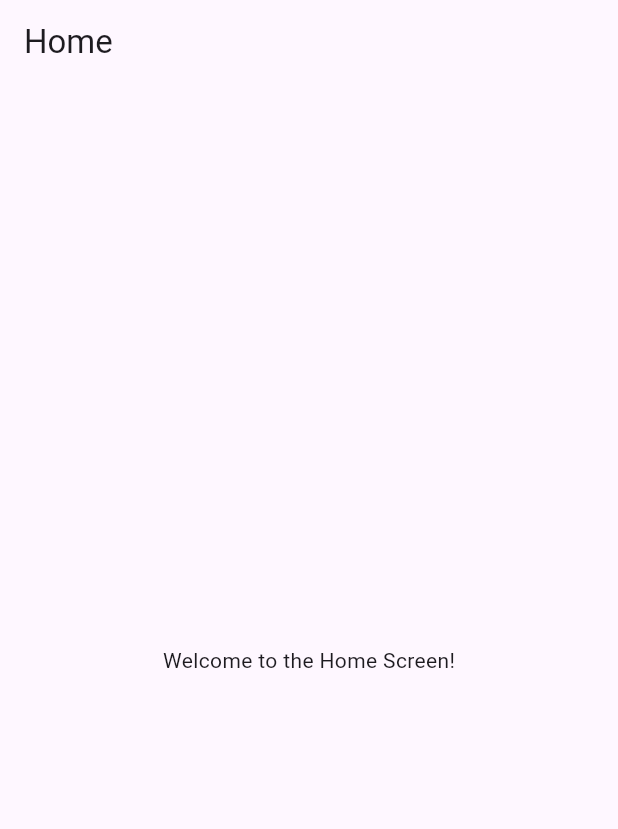
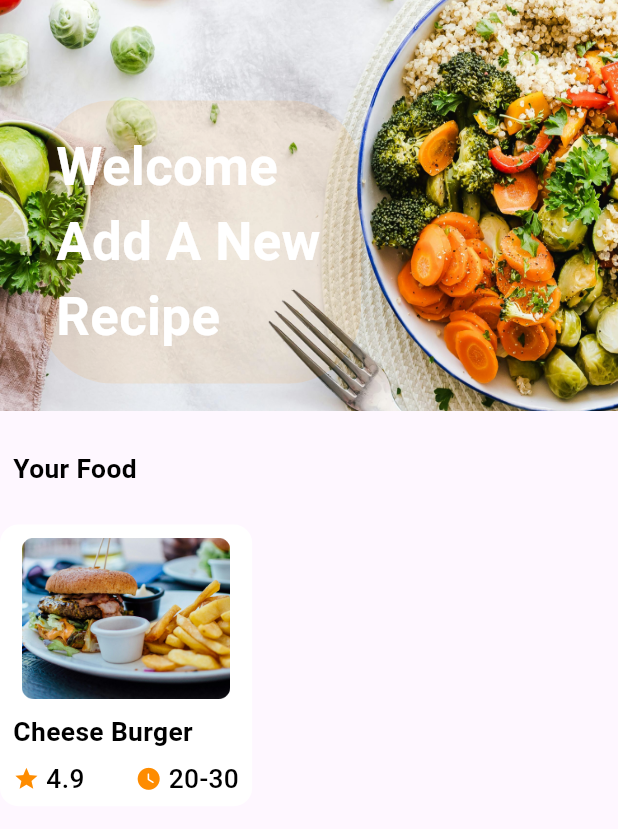
Before and after one commit to KhaledBahjat/meal_app, a Flutter app: the HomeScreen screen opened by its route, on a phone screen of 412 x 824 dp. Shown: the top 829 px of the screen. Run offline on Flutter 3.47's test engine with Material 3 defaults, Android fonts, the phone set to English and light mode, and no system bars; our stand-ins replace carousel_slider, dots_indicator, flutter_screenutil, go_router, shared_preferences; accounts and stored records are empty.

Commit message:
Home screen ui done

```diff
--- a/meal_app/lib/core/routing/routing_generator.dart
+++ b/meal_app/lib/core/routing/routing_generator.dart
@@ -1,7 +1,7 @@
-import 'package:go_router/go_router.dart';
 import 'package:meal_app/core/routing/app_routs.dart';
 import 'package:meal_app/screens/home/home_screen.dart';
 import 'package:meal_app/screens/on_bording_screen/on_boarding_screen.dart';
+import 'package:go_router/go_router.dart';
 
 class RoutingGenerator {
   static GoRouter goRouter = GoRouter(
--- a/meal_app/lib/core/themes/app_assets.dart
+++ b/meal_app/lib/core/themes/app_assets.dart
@@ -2,4 +2,6 @@ class AppAssets {
   static const String assetsPath = 'assets/images/';
   static const String onboardingBackground =
       '${assetsPath}onboardingbackground.png';
+  static const String homeBackground = '${assetsPath}homeScreenImage.png';
+  static const String exampleImage = '${assetsPath}example.png';
 }
--- a/meal_app/lib/core/themes/app_text_styling.dart
+++ b/meal_app/lib/core/themes/app_text_styling.dart
@@ -1,10 +1,10 @@
 import 'package:flutter/widgets.dart';
+import 'package:meal_app/core/themes/app_colors.dart';
 
 import 'package:flutter_screenutil/flutter_screenutil.dart';
-import 'package:meal_app/core/themes/app_colors.dart';
 
 class AppTextStyling {
-  static  TextStyle headLineTitle = TextStyle(
+  static TextStyle headLineTitle = TextStyle(
     fontSize: 32.sp,
     fontWeight: FontWeight.w600,
     color: AppColors.secondary,
--- a/meal_app/lib/main.dart
+++ b/meal_app/lib/main.dart
@@ -1,9 +1,9 @@
 import 'package:flutter/material.dart';
-import 'package:flutter_screenutil/flutter_screenutil.dart';
 import 'package:meal_app/core/routing/routing_generator.dart';
 import 'package:meal_app/screens/on_bording_screen/on_boarding_services/on_boarding_services.dart';
+import 'package:flutter_screenutil/flutter_screenutil.dart';
 
-void main() async{
+void main() async {
   WidgetsFlutterBinding.ensureInitialized();
   await OnBoardingServices.initializeShaeredPrefs();
   runApp(const MealApp());
@@ -22,6 +22,5 @@ class MealApp extends StatelessWidget {
         );
       },
     );
-
   }
 }
--- a/meal_app/lib/screens/home/home_screen.dart
+++ b/meal_app/lib/screens/home/home_screen.dart
@@ -1,16 +1,39 @@
 import 'package:flutter/material.dart';
+import 'package:meal_app/core/themes/app_text_styling.dart';
+import 'package:meal_app/screens/home/widget/custom_top_home_part.dart';
+import 'package:meal_app/screens/home/widget/food_item_widget.dart';
+import 'package:flutter_screenutil/flutter_screenutil.dart';
 
 class HomeScreen extends StatelessWidget {
   const HomeScreen({super.key});
 
   @override
   Widget build(BuildContext context) {
-    return Scaffold(
-      appBar: AppBar(
-        title: const Text('Home'),
-      ),
-      body: const Center(
-        child: Text('Welcome to the Home Screen!'),
+    return SafeArea(
+      child: Scaffold(
+        body: Column(
+          crossAxisAlignment: CrossAxisAlignment.start,
+          children: [
+            CustomTopHomePartWidget(),
+            SizedBox(height: 25.h),
+            Column(
+              crossAxisAlignment: CrossAxisAlignment.start,
+              children: [
+                Padding(
+                  padding: EdgeInsets.only(left: 8.sp),
+                  child: Text(
+                    'Your Food',
+                    style: AppTextStyling.blackMedium16.copyWith(
+                      fontWeight: FontWeight.w600,
+                    ),
+                  ),
+                ),
+                SizedBox(height: 25.h),
+                FoodItem(rate: '4.9', time: '20-30', title: 'Cheese Burger'),
+              ],
+            ),
+          ],
+        ),
       ),
     );
   }
--- /dev/null
+++ b/meal_app/lib/screens/home/widget/custom_top_home_part.dart
@@ -0,0 +1,45 @@
+import 'package:flutter/material.dart';
+import 'package:meal_app/core/themes/app_assets.dart';
+import 'package:meal_app/core/themes/app_colors.dart';
+import 'package:meal_app/core/themes/app_text_styling.dart';
+import 'package:flutter_screenutil/flutter_screenutil.dart';
+
+
+class CustomTopHomePartWidget extends StatelessWidget {
+  const CustomTopHomePartWidget({
+    super.key,
+  });
+
+  @override
+  Widget build(BuildContext context) {
+    return Stack(
+      children: [
+        Image.asset(
+          AppAssets.homeBackground,
+          width: double.infinity,
+          height: 270.h,
+          fit: BoxFit.fill,
+        ),
+        Positioned(
+          bottom: 18.h,
+          left: 24.w,
+          child: Container(
+            padding: EdgeInsets.all(10.sp),
+            width: 195.w,
+            height: 186.h,
+            decoration: BoxDecoration(
+              color: AppColors.primary.withOpacity(0.1),
+              borderRadius: BorderRadius.circular(48.r),
+            ),
+            alignment: Alignment.center,
+            child: Text(
+              'Welcome\nAdd A New Recipe',
+              style: AppTextStyling.headLineTitle,
+              textAlign: TextAlign.left,
+            ),
+          ),
+        ),
+      ],
+    );
+  }
+}
--- /dev/null
+++ b/meal_app/lib/screens/home/widget/food_item_widget.dart
@@ -0,0 +1,77 @@
+import 'package:flutter/material.dart';
+import 'package:meal_app/core/themes/app_assets.dart';
+import 'package:meal_app/core/themes/app_colors.dart';
+import 'package:meal_app/core/themes/app_text_styling.dart';
+import 'package:flutter_screenutil/flutter_screenutil.dart';
+
+
+class FoodItem extends StatelessWidget {
+  const FoodItem({
+    super.key,
+    required this.title,
+    required this.rate,
+    required this.time,
+  });
+  final String title;
+  final String rate;
+  final String time;
+  @override
+  Widget build(BuildContext context) {
+    return Container(
+      padding: EdgeInsets.all(8.sp),
+      width: 153.w,
+      height: 185.h,
+      decoration: BoxDecoration(
+        color: AppColors.secondary,
+        borderRadius: BorderRadius.circular(12.r),
+      ),
+      child: Column(
+        crossAxisAlignment: CrossAxisAlignment.start,
+        children: [
+          Image.asset(AppAssets.exampleImage, width: 137.w, height: 106.h),
+          SizedBox(height: 8.sp),
+          Text(
+            title,
+            style: AppTextStyling.blackMedium16.copyWith(
+              fontWeight: FontWeight.w600,
+            ),
+          ),
+          SizedBox(height: 6.sp),
+          Row(
+            mainAxisAlignment: MainAxisAlignment.spaceBetween,
+            children: [
+              Row(
+                children: [
+                  Icon(Icons.star, color: AppColors.primary, size: 16.sp),
+                  SizedBox(width: 4.sp),
+                  Text(
+                    rate,
+                    style: AppTextStyling.blackMedium16.copyWith(
+                      fontWeight: FontWeight.w500,
+                    ),
+                  ),
+                ],
+              ),
+              Row(
+                children: [
+                  Icon(
+                    Icons.watch_later_rounded,
+                    color: AppColors.primary,
+                    size: 16.sp,
+                  ),
+                  SizedBox(width: 4.sp),
+                  Text(
+                    time,
+                    style: AppTextStyling.blackMedium16.copyWith(
+                      fontWeight: FontWeight.w500,
+                    ),
+                  ),
+                ],
+              ),
+            ],
+          ),
+        ],
+      ),
+    );
+  }
+}
--- a/meal_app/lib/screens/on_bording_screen/on_boarding_screen.dart
+++ b/meal_app/lib/screens/on_bording_screen/on_boarding_screen.dart
@@ -1,14 +1,14 @@
 import 'package:carousel_slider/carousel_slider.dart';
 import 'package:dots_indicator/dots_indicator.dart';
 import 'package:flutter/material.dart';
-import 'package:flutter_screenutil/flutter_screenutil.dart';
-import 'package:go_router/go_router.dart';
 import 'package:meal_app/core/routing/app_routs.dart';
 import 'package:meal_app/core/themes/app_assets.dart';
 import 'package:meal_app/core/themes/app_colors.dart';
 import 'package:meal_app/core/themes/app_text_styling.dart';
 import 'package:meal_app/screens/on_bording_screen/on_boarding_services/on_boarding_services.dart';
 import 'package:meal_app/screens/on_bording_screen/widget/arrow_button.dart';
+import 'package:flutter_screenutil/flutter_screenutil.dart';
+import 'package:go_router/go_router.dart';
 
 class OnBoardingScreen extends StatefulWidget {
   const OnBoardingScreen({super.key});
--- a/meal_app/lib/screens/on_bording_screen/on_boarding_services/on_boarding_services.dart
+++ b/meal_app/lib/screens/on_bording_screen/on_boarding_services/on_boarding_services.dart
@@ -1,3 +1,5 @@
+
+
 import 'package:shared_preferences/shared_preferences.dart';
 
 class OnBoardingServices {
--- a/meal_app/lib/screens/on_bording_screen/widget/arrow_button.dart
+++ b/meal_app/lib/screens/on_bording_screen/widget/arrow_button.dart
@@ -1,20 +1,17 @@
 import 'package:flutter/material.dart';
+import 'package:meal_app/core/routing/app_routs.dart';
+import 'package:meal_app/core/themes/app_colors.dart';
 import 'package:flutter_screenutil/flutter_screenutil.dart';
 import 'package:go_router/go_router.dart';
-import 'package:meal_app/core/routing/app_routs.dart';
-import 'package:meal_app/core/themes/app_colors.dart';
 
 class ArrowButton extends StatelessWidget {
-  const ArrowButton({
-    super.key,
-  });
+  const ArrowButton({super.key});
 
   @override
   Widget build(BuildContext context) {
     return InkWell(
-        onTap: () => GoRouter.of(
-          context,
-        ).pushReplacementNamed(AppRoutes.homeScreen),
+      onTap: () =>
+          GoRouter.of(context).pushReplacementNamed(AppRoutes.homeScreen),
       child: Container(
         width: 62.w,
         height: 62.h,
@@ -22,11 +19,7 @@ class ArrowButton extends StatelessWidget {
           color: AppColors.secondary,
           shape: BoxShape.circle,
         ),
-          child: Icon(
-            Icons.arrow_forward,
-            color: AppColors.primary,
-            size: 32.sp,
-          ),
+        child: Icon(Icons.arrow_forward, color: AppColors.primary, size: 32.sp),
       ),
     );
   }
```
Lines whose indentation alone changed are shown as unchanged.
